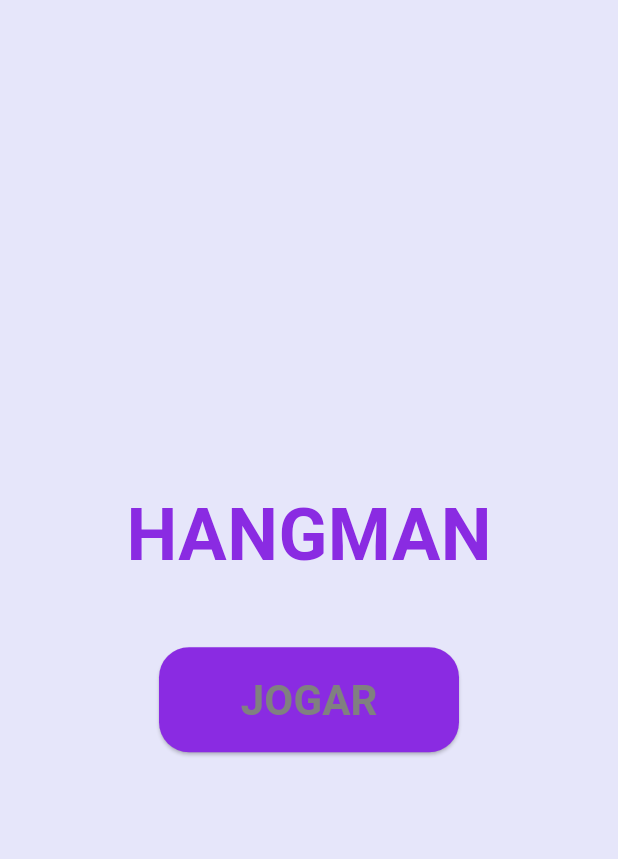
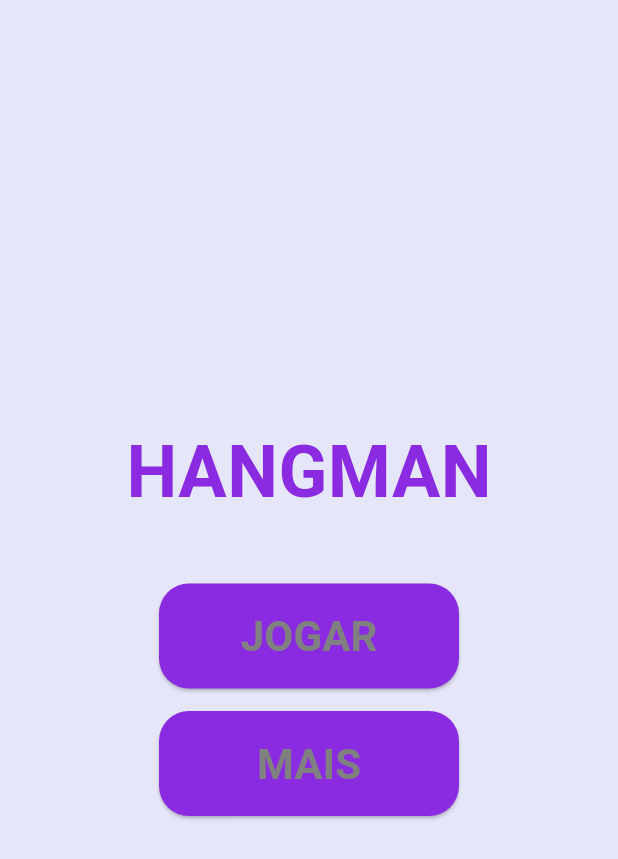
Before and after one commit to HENRIQUEVCORDEIRO/forca_app, a Flutter app: the screen it shows after launch, on a phone screen of 412 x 824 dp. Shown: the top 859 px of the screen. Run offline on Flutter 3.47's test engine with Material 3 defaults, Android fonts, the light colour scheme and no system bars.

Commit message:
adicionando botao MAIS na tela inicial

```diff
--- a/lib/main.dart
+++ b/lib/main.dart
@@ -57,6 +57,28 @@ class TelaInicial extends StatelessWidget {
                 ),
               ),
             ),
+            const SizedBox(height: 15),
+            SizedBox(
+              width: 200,
+              child: ElevatedButton(
+                style: ElevatedButton.styleFrom(
+                  backgroundColor: const Color(0xFF8A2BE2),
+                  padding: const EdgeInsets.symmetric(vertical: 15),
+                  shape: RoundedRectangleBorder(
+                    borderRadius: BorderRadius.circular(20),
+                  ),
+                ),
+                onPressed: () {},
+                child: const Text(
+                  'MAIS',
+                  style: TextStyle(
+                    fontSize: 28,
+                    color: Color(0xFF808080),
+                    fontWeight: FontWeight.bold,
+                  ),
+                ),
+              ),
+            ),
           ],
         ),
       ),
--- a/pubspec.yaml
+++ b/pubspec.yaml
@@ -24,4 +24,3 @@ flutter:
 
   assets:
     - hangman.json
-    - assets/forca.png
```
